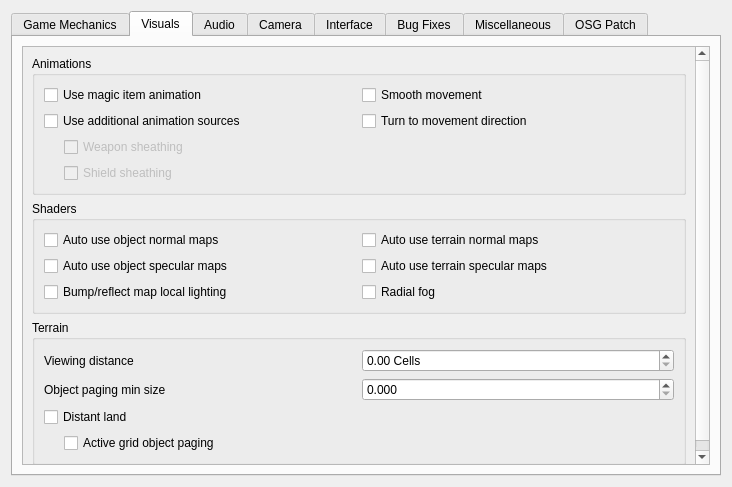
This is files/ui/advancedpage.ui in MrZer0x0/TES3MP as Qt 5 draws it before an edit. The edited form follows.
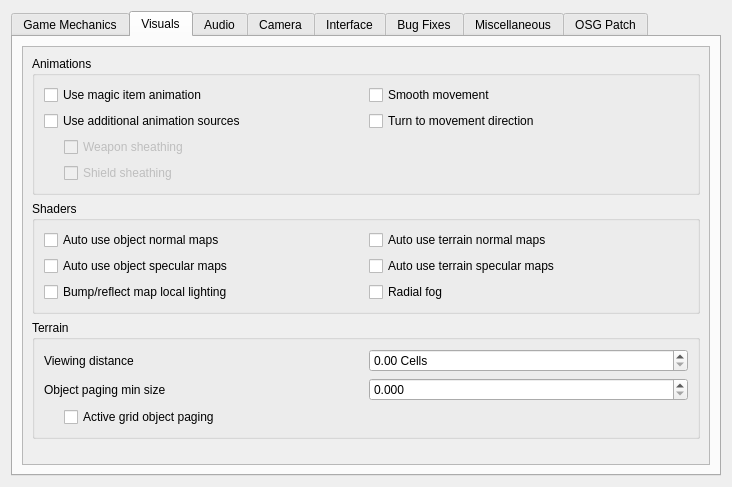
This is the edited form. The open tabs and pages were chosen to show the change.

```diff
--- a/files/ui/advancedpage.ui
+++ b/files/ui/advancedpage.ui
@@ -498,7 +498,7 @@
                    <double>0.000000000000000</double>
                   </property>
                   <property name="maximum">
-                   <double>0.250000000000000</double>
+                   <double>4.000000000000000</double>
                   </property>
                   <property name="singleStep">
                    <double>0.005000000000000</double>
@@ -508,16 +508,6 @@
                </layout>
               </item>
               <item row="2" column="0">
-               <widget class="QCheckBox" name="distantLandCheckBox">
-                <property name="toolTip">
-                 <string>&lt;html&gt;&lt;head/&gt;&lt;body&gt;&lt;p&gt;If true, use paging and LOD algorithms to display the entire terrain. If false, only display terrain of the loaded cells.&lt;/p&gt;&lt;/body&gt;&lt;/html&gt;</string>
-                </property>
-                <property name="text">
-                 <string>Distant land</string>
-                </property>
-               </widget>
-              </item>
-              <item row="3" column="0">
                <layout class="QVBoxLayout" name="distantLandLayout">
                 <property name="leftMargin">
                  <number>20</number>
```
Left out of the diff: 2 changed lines with no effect on the pictures.
